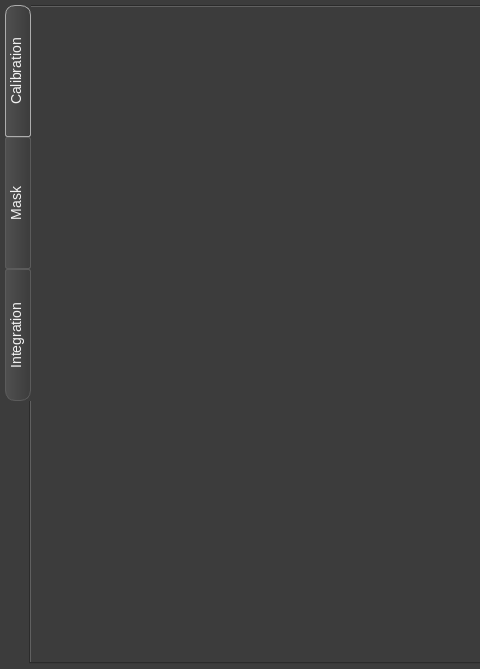
Dioptas/Dioptas, file PDX main/UiFiles/Main.ui: the form before one commit; both pictures show x 0 to 480 and y 0 to 669 of the 1063 by 669 pixel window.
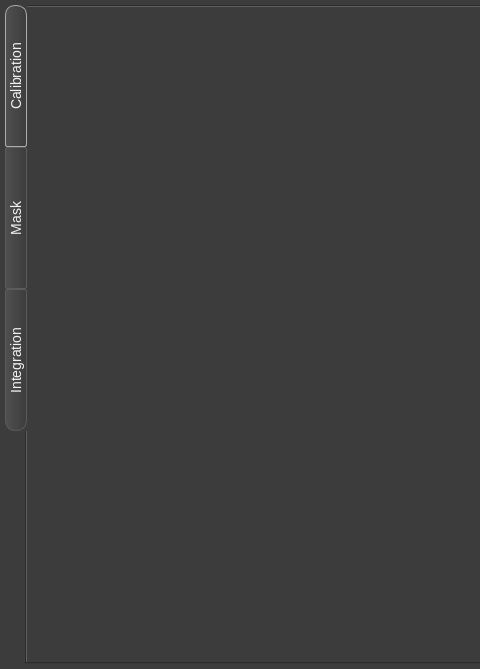
The form after the commit.

```diff
--- a/PDX main/UiFiles/Main.ui
+++ b/PDX main/UiFiles/Main.ui
@@ -23,6 +23,10 @@
 	alignment: center;
 }
 
+QWidget{
+	color: #F1F1F1;
+}
+
 
 QTabBar::tab:left, QTabBar::tab:right {  
      background: qlineargradient(spread:pad, x1:1, y1:0, x2:0, y2:0, stop:0 #3C3C3C, stop:1 #505050);
@@ -30,9 +34,10 @@
 	font: normal 14px;
 	color: #F1F1F1;
      border-radius:2px;
-	padding-right: 4px;
+	
+    padding: 0px;
      width: 20px;  
-    height:130px;
+    min-height:140px;
  }  
 
 
@@ -43,9 +48,9 @@
 	  color: #F1F1F1; 
     font: normal 11px;
      border-radius:2px;
-     width: 80px;  
+     min-width: 80px;  
     height: 19px;
-    padding-bottom: 0px;
+    padding: 0px;
      margin-top: 1px ;
 	margin-right: 1px;
  }  
```
